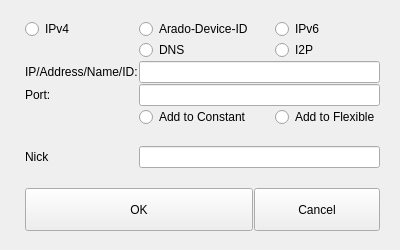
The window that ui/address-input.ui (berndhs/arado) describes before a commit, drawn with Qt 5.
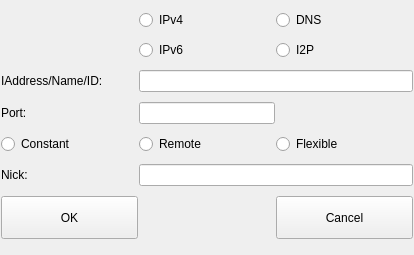
The same window after the commit. Icons and pictures are not drawn.

Commit message: reshape address input

Patch:
```diff
--- a/ui/address-input.ui
+++ b/ui/address-input.ui
@@ -6,15 +6,48 @@
    <rect>
     <x>0</x>
     <y>0</y>
-    <width>400</width>
-    <height>250</height>
+    <width>414</width>
+    <height>255</height>
    </rect>
   </property>
   <property name="windowTitle">
    <string>Add Device-IP to start a connection</string>
   </property>
   <layout class="QGridLayout" name="gridLayout">
-   <item row="1" column="6">
+   <item row="0" column="0">
+    <widget class="QLabel" name="label_3">
+     <property name="toolTip">
+      <string>Insert IP-Adress and Port of your device you want to connect to. Be sure the port of the remote device is forwarded in the remote Nat/Router.</string>
+     </property>
+     <property name="text">
+      <string/>
+     </property>
+     <property name="pixmap">
+      <pixmap resource="../arado.qrc">:/images/server.png</pixmap>
+     </property>
+    </widget>
+   </item>
+   <item row="0" column="1">
+    <widget class="QRadioButton" name="ipv4Button">
+     <property name="text">
+      <string>IPv4</string>
+     </property>
+     <attribute name="buttonGroup">
+      <string>typeGroup</string>
+     </attribute>
+    </widget>
+   </item>
+   <item row="0" column="2">
+    <widget class="QRadioButton" name="dnsButton">
+     <property name="text">
+      <string>DNS</string>
+     </property>
+     <attribute name="buttonGroup">
+      <string>typeGroup</string>
+     </attribute>
+    </widget>
+   </item>
+   <item row="1" column="1">
     <widget class="QRadioButton" name="ipv6Button">
      <property name="text">
       <string>IPv6</string>
@@ -24,40 +57,7 @@
      </attribute>
     </widget>
    </item>
-   <item row="10" column="3">
-    <widget class="QLabel" name="label_4">
-     <property name="text">
-      <string>Nick</string>
-     </property>
-    </widget>
-   </item>
-   <item row="10" column="4" colspan="3">
-    <widget class="QLineEdit" name="nickEdit"/>
-   </item>
-   <item row="14" column="5" colspan="2">
-    <widget class="QPushButton" name="cancelButton">
-     <property name="minimumSize">
-      <size>
-       <width>0</width>
-       <height>43</height>
-      </size>
-     </property>
-     <property name="text">
-      <string>Cancel</string>
-     </property>
-     <property name="icon">
-      <iconset resource="../arado.qrc">
-       <normaloff>:/images/cancel.png</normaloff>:/images/cancel.png</iconset>
-     </property>
-     <property name="iconSize">
-      <size>
-       <width>32</width>
-       <height>32</height>
-      </size>
-     </property>
-    </widget>
-   </item>
-   <item row="5" column="6">
+   <item row="1" column="2">
     <widget class="QRadioButton" name="i2pButton">
      <property name="text">
       <string>I2P</string>
@@ -67,195 +67,129 @@
      </attribute>
     </widget>
    </item>
-   <item row="14" column="3" colspan="2">
-    <widget class="QPushButton" name="okButton">
-     <property name="minimumSize">
-      <size>
-       <width>0</width>
-       <height>43</height>
-      </size>
-     </property>
-     <property name="text">
-      <string>OK</string>
-     </property>
-     <property name="icon">
-      <iconset resource="../arado.qrc">
-       <normaloff>:/images/button_ok.png</normaloff>:/images/button_ok.png</iconset>
-     </property>
-     <property name="iconSize">
-      <size>
-       <width>32</width>
-       <height>32</height>
-      </size>
-     </property>
-    </widget>
-   </item>
-   <item row="5" column="4">
-    <widget class="QRadioButton" name="dnsButton">
-     <property name="text">
-      <string>DNS</string>
-     </property>
-     <attribute name="buttonGroup">
-      <string>typeGroup</string>
-     </attribute>
-    </widget>
-   </item>
-   <item row="6" column="3">
+   <item row="2" column="0">
     <widget class="QLabel" name="label">
      <property name="text">
-      <string>IP/Address/Name/ID:</string>
+      <string>IAddress/Name/ID:</string>
      </property>
     </widget>
    </item>
-   <item row="6" column="4" colspan="3">
+   <item row="2" column="1" colspan="2">
     <widget class="QLineEdit" name="addressEdit"/>
    </item>
-   <item row="7" column="3">
+   <item row="3" column="0">
     <widget class="QLabel" name="label_2">
      <property name="text">
       <string>Port:</string>
      </property>
     </widget>
    </item>
-   <item row="7" column="4" colspan="3">
-    <widget class="QLineEdit" name="portEdit"/>
-   </item>
-   <item row="8" column="4">
+   <item row="6" column="0">
     <widget class="QRadioButton" name="constantButton">
-     <property name="text">
-      <string>Add to Constant</string>
+     <property name="sizePolicy">
+      <sizepolicy hsizetype="Expanding" vsizetype="Fixed">
+       <horstretch>0</horstretch>
+       <verstretch>0</verstretch>
+      </sizepolicy>
      </property>
-     <attribute name="buttonGroup">
-      <string>levelGroup</string>
-     </attribute>
-    </widget>
-   </item>
-   <item row="8" column="6">
-    <widget class="QRadioButton" name="flexibleButton">
      <property name="text">
-      <string>Add to Flexible</string>
+      <string>Constant</string>
      </property>
      <attribute name="buttonGroup">
       <string>levelGroup</string>
      </attribute>
     </widget>
    </item>
-   <item row="6" column="2">
-    <widget class="QLabel" name="label_3">
-     <property name="toolTip">
-      <string>Insert IP-Adress and Port of your device you want to connect to. Be sure the port of the remote device is forwarded in the remote Nat/Router.</string>
-     </property>
-     <property name="text">
-      <string/>
-     </property>
-     <property name="pixmap">
-      <pixmap resource="../arado.qrc">:/images/server.png</pixmap>
-     </property>
-    </widget>
-   </item>
-   <item row="1" column="4">
-    <widget class="QRadioButton" name="deviceidButton">
-     <property name="text">
-      <string>Arado-Device-ID</string>
-     </property>
-     <attribute name="buttonGroup">
-      <string>typeGroup</string>
-     </attribute>
-    </widget>
-   </item>
-   <item row="1" column="3">
-    <widget class="QRadioButton" name="ipv4Button">
-     <property name="text">
-      <string>IPv4</string>
-     </property>
-     <attribute name="buttonGroup">
-      <string>typeGroup</string>
-     </attribute>
-    </widget>
-   </item>
-   <item row="7" column="7">
-    <spacer name="horizontalSpacer_2">
-     <property name="orientation">
-      <enum>Qt::Horizontal</enum>
-     </property>
-     <property name="sizeType">
-      <enum>QSizePolicy::Fixed</enum>
-     </property>
-     <property name="sizeHint" stdset="0">
-      <size>
-       <width>19</width>
-       <height>20</height>
-      </size>
-     </property>
-    </spacer>
-   </item>
-   <item row="11" column="4">
-    <spacer name="verticalSpacer">
-     <property name="orientation">
-      <enum>Qt::Vertical</enum>
-     </property>
-     <property name="sizeHint" stdset="0">
-      <size>
-       <width>20</width>
-       <height>40</height>
-      </size>
-     </property>
-    </spacer>
-   </item>
-   <item row="9" column="4">
-    <spacer name="verticalSpacer_2">
-     <property name="orientation">
-      <enum>Qt::Vertical</enum>
-     </property>
-     <property name="sizeHint" stdset="0">
-      <size>
-       <width>20</width>
-       <height>40</height>
-      </size>
-     </property>
-    </spacer>
-   </item>
-   <item row="0" column="4">
-    <spacer name="verticalSpacer_3">
-     <property name="orientation">
-      <enum>Qt::Vertical</enum>
-     </property>
-     <property name="sizeHint" stdset="0">
-      <size>
-       <width>20</width>
-       <height>40</height>
-      </size>
-     </property>
-    </spacer>
-   </item>
-   <item row="15" column="5">
-    <spacer name="verticalSpacer_4">
-     <property name="orientation">
-      <enum>Qt::Vertical</enum>
-     </property>
-     <property name="sizeHint" stdset="0">
-      <size>
-       <width>20</width>
-       <height>40</height>
-      </size>
-     </property>
-    </spacer>
-   </item>
    <item row="6" column="1">
-    <spacer name="horizontalSpacer">
-     <property name="orientation">
-      <enum>Qt::Horizontal</enum>
+    <widget class="QRadioButton" name="remoteButton">
+     <property name="sizePolicy">
+      <sizepolicy hsizetype="Expanding" vsizetype="Fixed">
+       <horstretch>0</horstretch>
+       <verstretch>0</verstretch>
+      </sizepolicy>
      </property>
-     <property name="sizeType">
-      <enum>QSizePolicy::Minimum</enum>
+     <property name="text">
+      <string>Remote</string>
      </property>
-     <property name="sizeHint" stdset="0">
+     <attribute name="buttonGroup">
+      <string>levelGroup</string>
+     </attribute>
+    </widget>
+   </item>
+   <item row="8" column="0">
+    <widget class="QLabel" name="label_4">
+     <property name="text">
+      <string>Nick:</string>
+     </property>
+    </widget>
+   </item>
+   <item row="8" column="1" colspan="2">
+    <widget class="QLineEdit" name="nickEdit"/>
+   </item>
+   <item row="9" column="0">
+    <widget class="QPushButton" name="okButton">
+     <property name="minimumSize">
       <size>
-       <width>9</width>
-       <height>20</height>
+       <width>0</width>
+       <height>43</height>
       </size>
      </property>
-    </spacer>
+     <property name="text">
+      <string>OK</string>
+     </property>
+     <property name="icon">
+      <iconset resource="../arado.qrc">
+       <normaloff>:/images/button_ok.png</normaloff>:/images/button_ok.png</iconset>
+     </property>
+     <property name="iconSize">
+      <size>
+       <width>32</width>
+       <height>32</height>
+      </size>
+     </property>
+    </widget>
+   </item>
+   <item row="9" column="2">
+    <widget class="QPushButton" name="cancelButton">
+     <property name="minimumSize">
+      <size>
+       <width>0</width>
+       <height>43</height>
+      </size>
+     </property>
+     <property name="text">
+      <string>Cancel</string>
+     </property>
+     <property name="icon">
+      <iconset resource="../arado.qrc">
+       <normaloff>:/images/cancel.png</normaloff>:/images/cancel.png</iconset>
+     </property>
+     <property name="iconSize">
+      <size>
+       <width>32</width>
+       <height>32</height>
+      </size>
+     </property>
+    </widget>
+   </item>
+   <item row="6" column="2">
+    <widget class="QRadioButton" name="flexibleButton">
+     <property name="sizePolicy">
+      <sizepolicy hsizetype="Expanding" vsizetype="Fixed">
+       <horstretch>0</horstretch>
+       <verstretch>0</verstretch>
+      </sizepolicy>
+     </property>
+     <property name="text">
+      <string>Flexible</string>
+     </property>
+     <attribute name="buttonGroup">
+      <string>levelGroup</string>
+     </attribute>
+    </widget>
+   </item>
+   <item row="3" column="1">
+    <widget class="QLineEdit" name="portEdit"/>
    </item>
   </layout>
  </widget>
```
